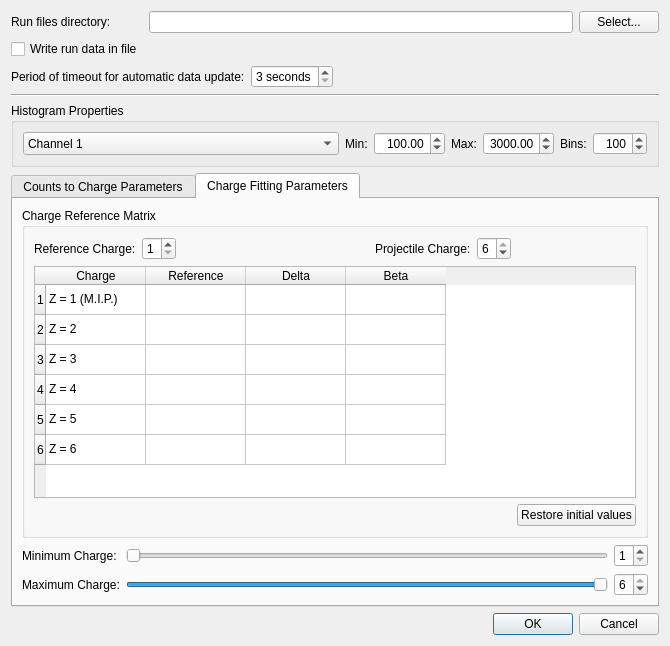
MichaelColonel/BeamComposition-Linux, file settingsdialog.ui: the form before one commit.
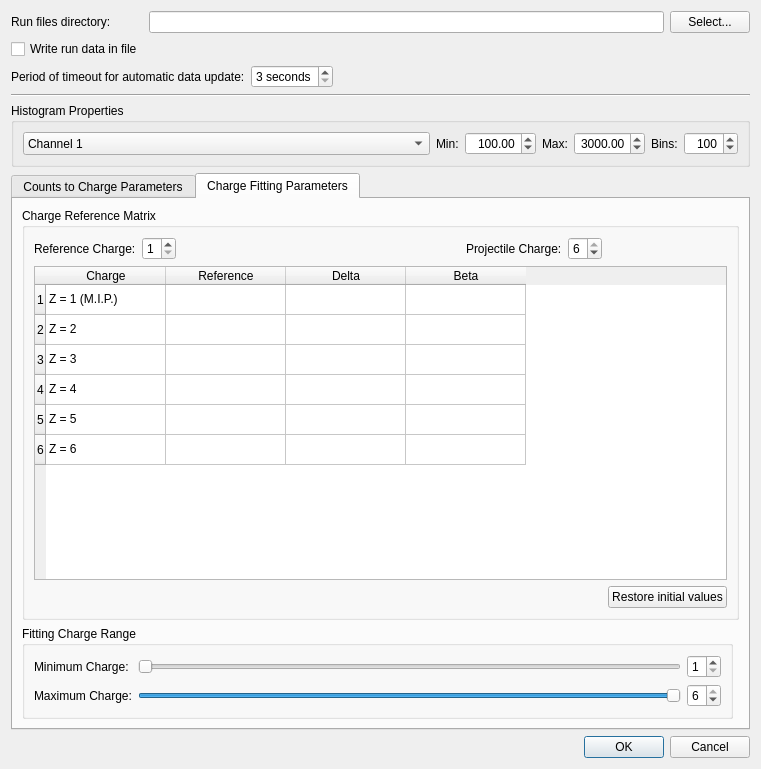
The form after the commit. The open tabs and pages were chosen to show the change. Icons and pictures are not drawn.

Commit message: Settings dialog GUI changes

```diff
--- a/settingsdialog.ui
+++ b/settingsdialog.ui
@@ -6,8 +6,8 @@
    <rect>
     <x>0</x>
     <y>0</y>
-    <width>670</width>
-    <height>646</height>
+    <width>761</width>
+    <height>769</height>
    </rect>
   </property>
   <property name="windowTitle">
@@ -242,72 +242,7 @@
        <string>Charge Fitting Parameters</string>
       </attribute>
       <layout class="QGridLayout" name="gridLayout_8">
-       <item row="2" column="2">
-        <widget class="QSpinBox" name="maxChargeSpinBox">
-         <property name="minimum">
-          <number>1</number>
-         </property>
-         <property name="maximum">
-          <number>6</number>
-         </property>
-         <property name="value">
-          <number>6</number>
-         </property>
-        </widget>
-       </item>
-       <item row="1" column="1">
-        <widget class="QSlider" name="minChargeHorizontalSlider">
-         <property name="minimum">
-          <number>1</number>
-         </property>
-         <property name="maximum">
-          <number>6</number>
-         </property>
-         <property name="pageStep">
-          <number>2</number>
-         </property>
-         <property name="orientation">
-          <enum>Qt::Horizontal</enum>
-         </property>
-        </widget>
-       </item>
-       <item row="2" column="1">
-        <widget class="QSlider" name="maxChargeHorizontalSlider">
-         <property name="minimum">
-          <number>1</number>
-         </property>
-         <property name="maximum">
-          <number>6</number>
-         </property>
-         <property name="pageStep">
-          <number>2</number>
-         </property>
-         <property name="value">
-          <number>6</number>
-         </property>
-         <property name="orientation">
-          <enum>Qt::Horizontal</enum>
-         </property>
-        </widget>
-       </item>
-       <item row="2" column="0">
-        <widget class="QLabel" name="label_8">
-         <property name="text">
-          <string>Maximum Charge:</string>
-         </property>
-        </widget>
-       </item>
-       <item row="1" column="2">
-        <widget class="QSpinBox" name="minChargeSpinBox">
-         <property name="minimum">
-          <number>1</number>
-         </property>
-         <property name="maximum">
-          <number>6</number>
-         </property>
-        </widget>
-       </item>
-       <item row="0" column="0" colspan="3">
+       <item row="0" column="0" colspan="2">
         <widget class="QGroupBox" name="groupBox_4">
          <property name="sizePolicy">
           <sizepolicy hsizetype="Preferred" vsizetype="Expanding">
@@ -333,6 +268,9 @@
             <property name="rowCount">
              <number>6</number>
             </property>
+            <attribute name="horizontalHeaderDefaultSectionSize">
+             <number>120</number>
+            </attribute>
             <attribute name="horizontalHeaderStretchLastSection">
              <bool>false</bool>
             </attribute>
@@ -478,10 +416,84 @@
         </widget>
        </item>
        <item row="1" column="0">
-        <widget class="QLabel" name="label_3">
-         <property name="text">
-          <string>Minimum Charge:</string>
+        <widget class="QGroupBox" name="groupBox">
+         <property name="title">
+          <string>Fitting Charge Range</string>
          </property>
+         <layout class="QGridLayout" name="gridLayout_7">
+          <item row="0" column="0">
+           <widget class="QLabel" name="label_3">
+            <property name="text">
+             <string>Minimum Charge:</string>
+            </property>
+           </widget>
+          </item>
+          <item row="0" column="1">
+           <widget class="QSlider" name="minChargeHorizontalSlider">
+            <property name="minimum">
+             <number>1</number>
+            </property>
+            <property name="maximum">
+             <number>6</number>
+            </property>
+            <property name="pageStep">
+             <number>2</number>
+            </property>
+            <property name="orientation">
+             <enum>Qt::Horizontal</enum>
+            </property>
+           </widget>
+          </item>
+          <item row="0" column="2">
+           <widget class="QSpinBox" name="minChargeSpinBox">
+            <property name="minimum">
+             <number>1</number>
+            </property>
+            <property name="maximum">
+             <number>6</number>
+            </property>
+           </widget>
+          </item>
+          <item row="1" column="0">
+           <widget class="QLabel" name="label_8">
+            <property name="text">
+             <string>Maximum Charge:</string>
+            </property>
+           </widget>
+          </item>
+          <item row="1" column="1">
+           <widget class="QSlider" name="maxChargeHorizontalSlider">
+            <property name="minimum">
+             <number>1</number>
+            </property>
+            <property name="maximum">
+             <number>6</number>
+            </property>
+            <property name="pageStep">
+             <number>2</number>
+            </property>
+            <property name="value">
+             <number>6</number>
+            </property>
+            <property name="orientation">
+             <enum>Qt::Horizontal</enum>
+            </property>
+           </widget>
+          </item>
+          <item row="1" column="2">
+           <widget class="QSpinBox" name="maxChargeSpinBox">
+            <property name="minimum">
+             <number>1</number>
+            </property>
+            <property name="maximum">
+             <number>6</number>
+            </property>
+            <property name="value">
+             <number>6</number>
+            </property>
+           </widget>
+          </item>
+         </layout>
         </widget>
        </item>
       </layout>
```
The commit also changes 4 other files.
